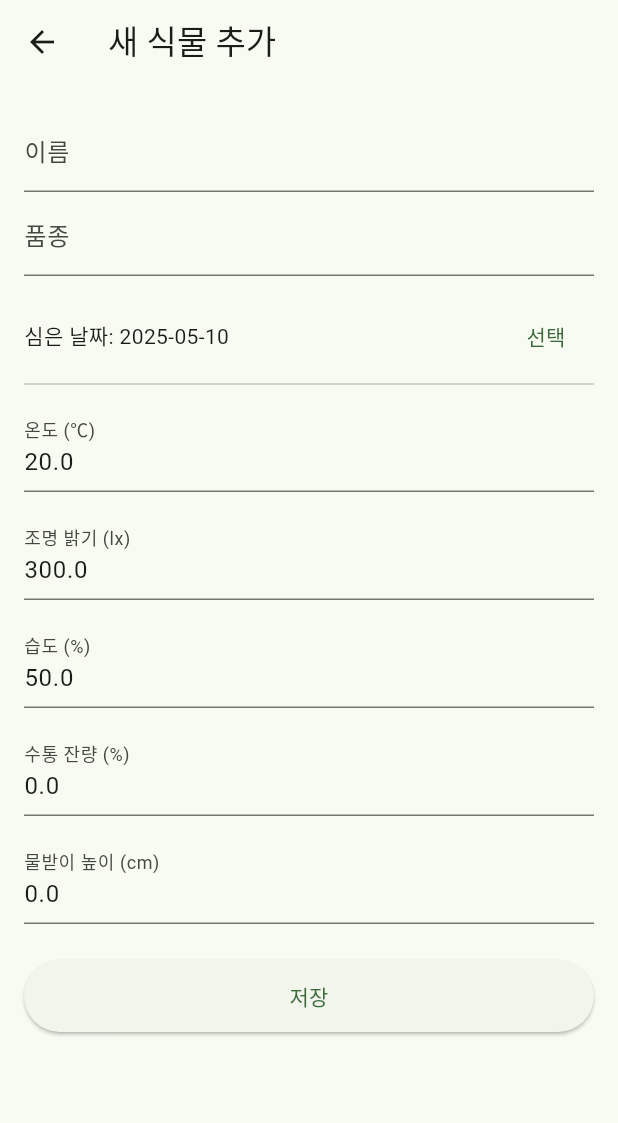
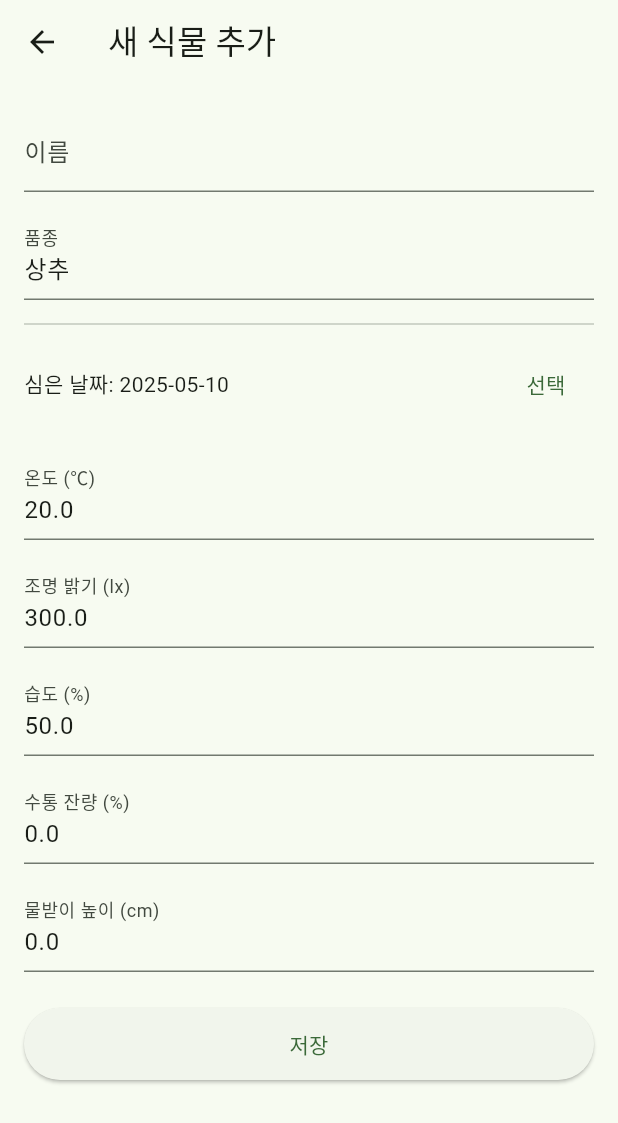
Before and after one commit to jhshin305/Plantmate, a Flutter app: the AddPlantScreen screen opened by its route, on a phone screen of 412 x 824 dp. Shown: the top 1123 px of the screen. Run offline on Flutter 3.47's test engine with Material 3 defaults, Android fonts, the light colour scheme and no system bars; our stand-ins replace sqflite; accounts and stored records are empty.

Commit message:
variety pop up

```diff
--- a/plantmate/lib/screens/add_plant_screen.dart
+++ b/plantmate/lib/screens/add_plant_screen.dart
@@ -10,13 +10,15 @@ class AddPlantScreen extends StatefulWidget {
 class _AddPlantScreenState extends State<AddPlantScreen> {
   final _formKey = GlobalKey<FormState>();
   String _name = '';
-  String _variety = '';
+  String _variety = '상추';
   DateTime _date = DateTime.now();
   double _temp = 20;
   double _bright = 300;
   double _hum = 50;
   double _tank = 0;
   double _tray = 0;
+
+  final List<String> _varietyOptions = ['상추', '딸기', '토마토'];
 
   Future<void> _pickDate() async {
     final picked = await showDatePicker(
@@ -26,9 +28,7 @@ class _AddPlantScreenState extends State<AddPlantScreen> {
       lastDate: DateTime.now(),
     );
     if (picked != null) {
-      setState(() {
-        _date = picked;
-      });
+      setState(() => _date = picked);
     }
   }
 
@@ -57,56 +57,82 @@ class _AddPlantScreenState extends State<AddPlantScreen> {
           key: _formKey,
           child: ListView(
             children: [
+              // 이름 입력
               TextFormField(
                 decoration: const InputDecoration(labelText: '이름'),
-                validator: (value) =>
-                    value == null || value.isEmpty ? '필수 입력' : null,
-                onSaved: (value) => _name = value!,
-              ),
-              TextFormField(
-                decoration: const InputDecoration(labelText: '품종'),
-                validator: (value) =>
-                    value == null || value.isEmpty ? '필수 입력' : null,
-                onSaved: (value) => _variety = value!,
+                validator: (val) => val == null || val.isEmpty ? '필수 입력' : null,
+                onSaved: (val) => _name = val!,
               ),
               const SizedBox(height: 16),
+
+              // 품종 선택 다이얼로그
+              TextFormField(
+                readOnly: true,
+                decoration: InputDecoration(
+                  labelText: '품종',
+                ),
+                controller: TextEditingController(text: _variety),
+                onTap: () async {
+                  final selected = await showDialog<String>(
+                    context: context,
+                    builder: (ctx) => SimpleDialog(
+                      title: const Text('품종 선택'),
+                      children: _varietyOptions
+                          .map((v) => SimpleDialogOption(
+                                onPressed: () => Navigator.pop(ctx, v),
+                                child: Text(v),
+                              ))
+                          .toList(),
+                    ),
+                  );
+                  if (selected != null) {
+                    setState(() => _variety = selected);
+                  }
+                },
+                validator: (_) => _variety.isEmpty ? '필수 입력' : null,
+                onSaved: (_) {},
+              ),
+              const Divider(height: 32),
+
+              // 날짜 선택
               Row(
                 children: [
                   Text('심은 날짜: ${_date.toLocal().toString().split(' ')[0]}'),
                   const Spacer(),
-                  TextButton(
-                    onPressed: _pickDate,
-                    child: const Text('선택'),
-                  ),
+                  TextButton(onPressed: _pickDate, child: const Text('선택')),
                 ],
               ),
-              const Divider(),
+              const SizedBox(height: 16),
+
+              // 센서 초기값 입력
               _buildNumberField(
                 label: '온도 (℃)',
                 initialValue: _temp.toString(),
-                onSaved: (value) => _temp = double.parse(value ?? '0'),
+                onSaved: (val) => _temp = double.parse(val!),
               ),
               _buildNumberField(
                 label: '조명 밝기 (lx)',
                 initialValue: _bright.toString(),
-                onSaved: (value) => _bright = double.parse(value ?? '0'),
+                onSaved: (val) => _bright = double.parse(val!),
               ),
               _buildNumberField(
                 label: '습도 (%)',
                 initialValue: _hum.toString(),
-                onSaved: (value) => _hum = double.parse(value ?? '0'),
+                onSaved: (val) => _hum = double.parse(val!),
               ),
               _buildNumberField(
                 label: '수통 잔량 (%)',
                 initialValue: _tank.toString(),
-                onSaved: (value) => _tank = double.parse(value ?? '0'),
+                onSaved: (val) => _tank = double.parse(val!),
               ),
               _buildNumberField(
                 label: '물받이 높이 (cm)',
                 initialValue: _tray.toString(),
-                onSaved: (value) => _tray = double.parse(value ?? '0'),
+                onSaved: (val) => _tray = double.parse(val!),
               ),
               const SizedBox(height: 16),
+
+              // 저장 버튼
               ElevatedButton(
                 onPressed: _save,
                 style: ElevatedButton.styleFrom(
@@ -132,8 +158,7 @@ class _AddPlantScreenState extends State<AddPlantScreen> {
         initialValue: initialValue,
         keyboardType: TextInputType.number,
         decoration: InputDecoration(labelText: label),
-        validator: (value) =>
-            value == null || value.isEmpty ? '필수 입력' : null,
+        validator: (val) => val == null || val.isEmpty ? '필수 입력' : null,
         onSaved: onSaved,
       ),
     );
```
